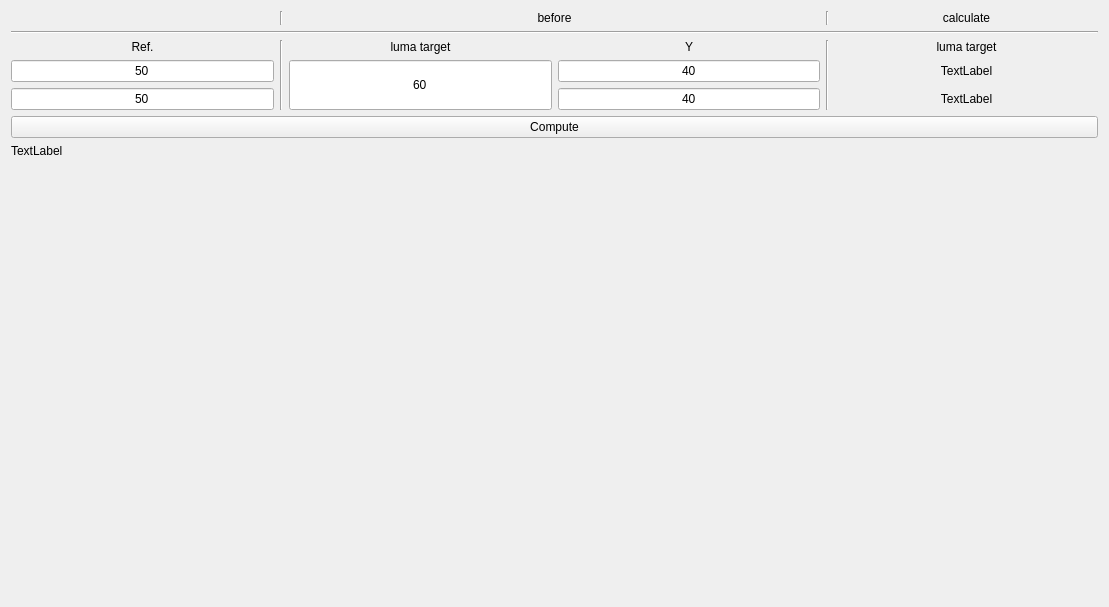
First picture: the form in QUL/AEsimulator/UI.ui, repository YuTing-Fang1999/FIH-tool, before the edit.
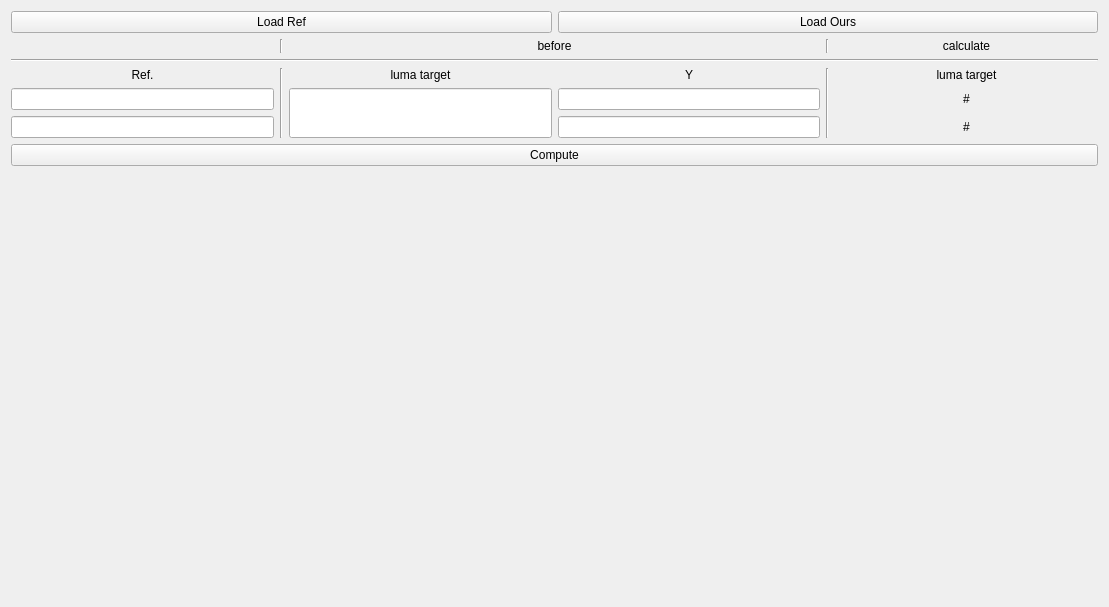
Second picture: the form after the edit.

Patch:
```diff
--- a/QUL/AEsimulator/UI.ui
+++ b/QUL/AEsimulator/UI.ui
@@ -14,6 +14,24 @@
    <string>Form</string>
   </property>
   <layout class="QVBoxLayout" name="verticalLayout">
+   <item>
+    <layout class="QHBoxLayout" name="horizontalLayout">
+     <item>
+      <widget class="QPushButton" name="load_ref_btn">
+       <property name="text">
+        <string>Load Ref</string>
+       </property>
+      </widget>
+     </item>
+     <item>
+      <widget class="QPushButton" name="load_ours_btn">
+       <property name="text">
+        <string>Load Ours</string>
+       </property>
+      </widget>
+     </item>
+    </layout>
+   </item>
    <item>
     <layout class="QGridLayout" name="gridLayout_2">
      <property name="leftMargin">
@@ -96,7 +114,7 @@
         <enum>Qt::LeftToRight</enum>
        </property>
        <property name="text">
-        <string>40</string>
+        <string/>
        </property>
        <property name="alignment">
         <set>Qt::AlignCenter</set>
@@ -152,7 +170,7 @@
         <enum>Qt::LeftToRight</enum>
        </property>
        <property name="text">
-        <string>40</string>
+        <string/>
        </property>
        <property name="alignment">
         <set>Qt::AlignCenter</set>
@@ -171,7 +189,7 @@
         <enum>Qt::LeftToRight</enum>
        </property>
        <property name="text">
-        <string>60</string>
+        <string/>
        </property>
        <property name="alignment">
         <set>Qt::AlignCenter</set>
@@ -193,7 +211,7 @@
         <enum>Qt::LeftToRight</enum>
        </property>
        <property name="text">
-        <string>50</string>
+        <string/>
        </property>
        <property name="alignment">
         <set>Qt::AlignCenter</set>
@@ -212,7 +230,7 @@
         <enum>Qt::LeftToRight</enum>
        </property>
        <property name="text">
-        <string>50</string>
+        <string/>
        </property>
        <property name="alignment">
         <set>Qt::AlignCenter</set>
@@ -225,7 +243,7 @@
         <enum>Qt::LeftToRight</enum>
        </property>
        <property name="text">
-        <string>TextLabel</string>
+        <string>#</string>
        </property>
        <property name="alignment">
         <set>Qt::AlignCenter</set>
@@ -238,7 +256,7 @@
         <enum>Qt::LeftToRight</enum>
        </property>
        <property name="text">
-        <string>TextLabel</string>
+        <string>#</string>
        </property>
        <property name="alignment">
         <set>Qt::AlignCenter</set>
@@ -254,13 +272,6 @@
      </property>
     </widget>
    </item>
-   <item>
-    <widget class="QLabel" name="label_info">
-     <property name="text">
-      <string>TextLabel</string>
-     </property>
-    </widget>
-   </item>
    <item>
     <spacer name="verticalSpacer">
      <property name="orientation">
@@ -274,6 +285,13 @@
      </property>
     </spacer>
    </item>
+   <item>
+    <widget class="QLabel" name="label_info">
+     <property name="text">
+      <string/>
+     </property>
+    </widget>
+   </item>
   </layout>
  </widget>
  <resources/>
```
